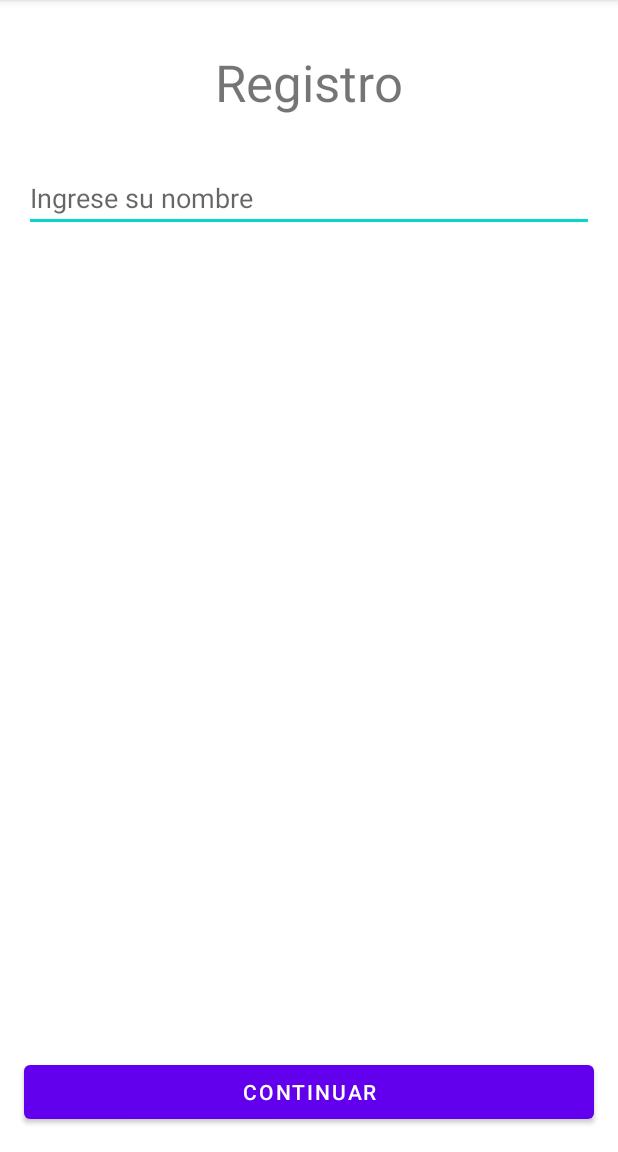
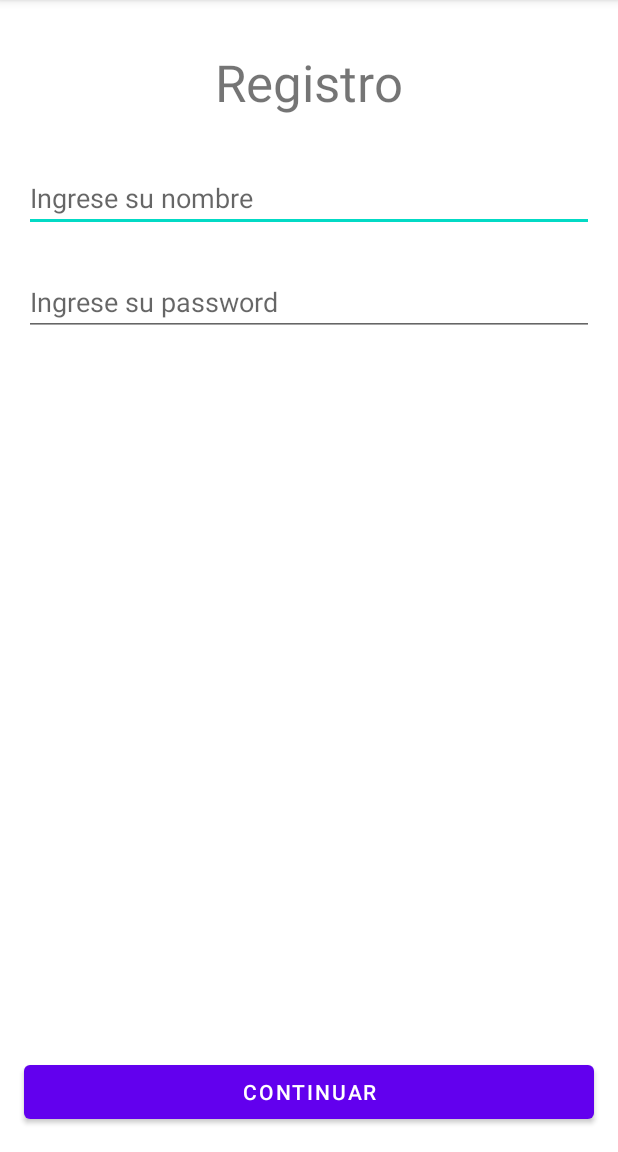
Before and after one commit to GonzaloGatius/Clase7SharedPeferences, an Android app: the RegisterActivity screen opened directly, with no data from a screen before it, after a tap on "CONTINUAR", on a phone screen of 412 x 824 dp, the part 84-1236 px from its top. Run offline under Robolectric (Android 15) with nearby library versions, the phone set to English and light mode, and no system bars.

Commit message:
segundo commit, antes (o a medias) de agregar el pass al login y terminarlo

```diff
--- a/app/src/main/java/com/example/clase7sharedpreferences/MainActivity.kt
+++ b/app/src/main/java/com/example/clase7sharedpreferences/MainActivity.kt
@@ -20,8 +20,9 @@ class MainActivity : AppCompatActivity() {
 
         val preferences = getSharedPreferences("LoginPref", MODE_PRIVATE)
         val userName = preferences.getString("name", "")
+        val password = preferences.getString("pass", "")
 
-        if (userName != null) {
+        if (userName != null && password != null) {
             if (userName.isEmpty()) {
                 buttonToAction.text = "Registrar"
                 buttonToAction.setOnClickListener {
--- a/app/src/main/java/com/example/clase7sharedpreferences/RegisterActivity.kt
+++ b/app/src/main/java/com/example/clase7sharedpreferences/RegisterActivity.kt
@@ -11,6 +11,7 @@ class RegisterActivity : AppCompatActivity() {
 
     private lateinit var buttonContinueToLogin : Button
     private lateinit var editTextEnterName : EditText
+    private lateinit var editTextEnterPassword : EditText
 
     override fun onCreate(savedInstanceState: Bundle?) {
         super.onCreate(savedInstanceState)
@@ -18,16 +19,22 @@ class RegisterActivity : AppCompatActivity() {
 
         buttonContinueToLogin = findViewById(R.id.buttonToLogin)
         editTextEnterName = findViewById(R.id.editTextName)
+        editTextEnterPassword = findViewById(R.id.editTextPassword)
 
         buttonContinueToLogin.setOnClickListener {
-            if (editTextEnterName.text.isNullOrEmpty()) {
-                Toast.makeText(this,"Ingrese un nombre válido", Toast.LENGTH_SHORT).show()
+            if (editTextEnterName.text.isNullOrEmpty() && editTextEnterPassword.text.isNullOrEmpty()) {
+                Toast.makeText(this,"Ingrese un nombre y password válido", Toast.LENGTH_SHORT).show()
             }
             else{
                 val userName = editTextEnterName.text.toString()
+                val password = editTextEnterPassword.text.toString()
+
                 val preferences = getSharedPreferences("LoginPref", MODE_PRIVATE)
-                val editor = preferences.edit().putString("name", userName)
+                val editor = preferences.edit()
+                editor.putString("name", userName)
+                editor.putString("pass", password)
                 editor.apply()
+
                 val intent = Intent (this, MainActivity::class.java)
                 startActivity(intent)
             }
--- a/app/src/main/res/layout/activity_register.xml
+++ b/app/src/main/res/layout/activity_register.xml
@@ -42,4 +42,18 @@
         app:layout_constraintBottom_toBottomOf="parent"
         app:layout_constraintEnd_toEndOf="parent"
         app:layout_constraintStart_toStartOf="parent" />
+
+    <EditText
+        android:id="@+id/editTextPassword"
+        android:layout_width="0dp"
+        android:layout_height="wrap_content"
+        android:layout_marginStart="16dp"
+        android:layout_marginTop="24dp"
+        android:layout_marginEnd="16dp"
+        android:ems="10"
+        android:inputType="textPersonName"
+        android:hint="Ingrese su password"
+        app:layout_constraintEnd_toEndOf="parent"
+        app:layout_constraintStart_toStartOf="parent"
+        app:layout_constraintTop_toBottomOf="@+id/editTextName" />
 </androidx.constraintlayout.widget.ConstraintLayout>
```
